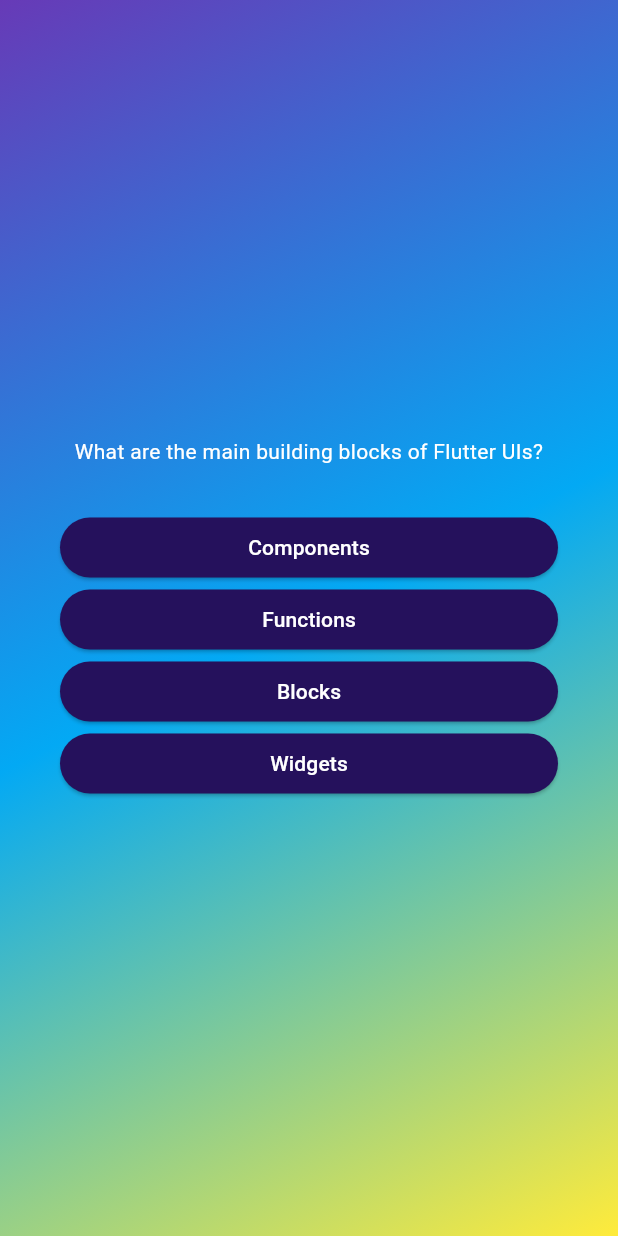
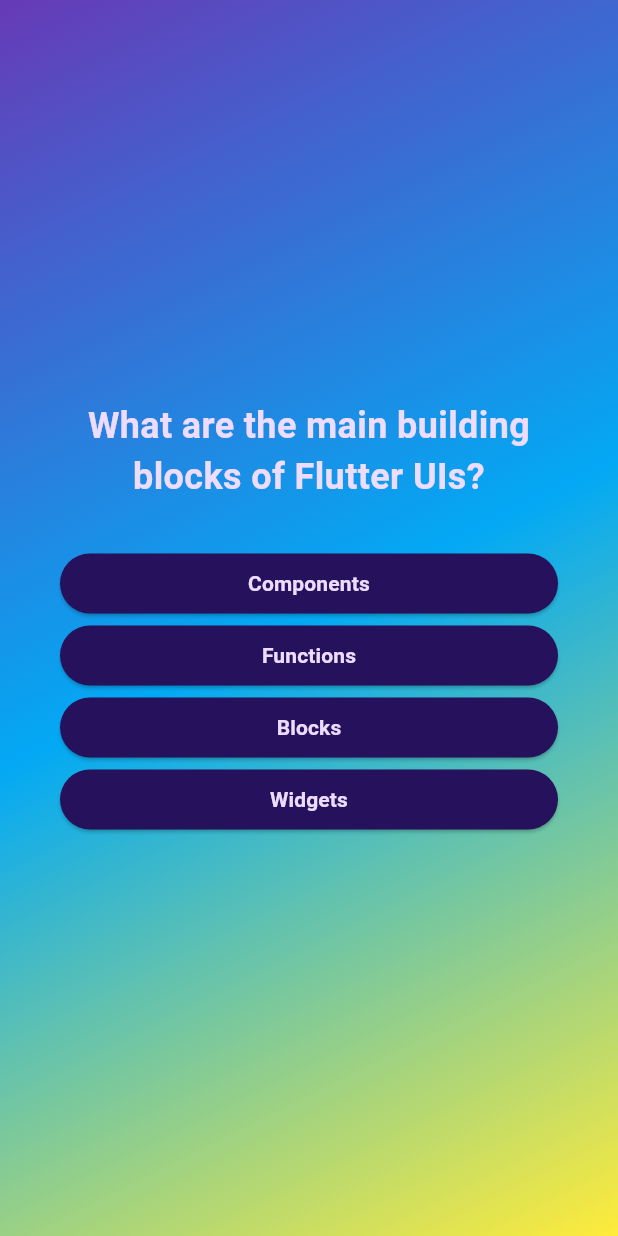
Before and after one commit to shihyuchou621/flutter_adv_basics, a Flutter app: the screen it shows after launch, after a tap on "Start Quiz", on a phone screen of 412 x 824 dp. Run offline on Flutter 3.47's test engine with Material 3 defaults, Android fonts, the phone set to English and light mode, and no system bars; our stand-ins replace google_fonts; Roboto replaces fonts that are missing (Labrada).

```diff
--- a/lib/models/answer_button.dart
+++ b/lib/models/answer_button.dart
@@ -1,4 +1,5 @@
 import 'package:flutter/material.dart';
+import 'package:google_fonts/google_fonts.dart';
 
 class AnswerButton extends StatelessWidget {
   // 非命名參數：使用時要按照順序指定參數值
@@ -24,12 +25,18 @@ class AnswerButton extends StatelessWidget {
           horizontal: 40,
         ),
         backgroundColor: const Color.fromARGB(255, 37, 17, 92),
-        foregroundColor: Colors.white, // 字體顏色
+        foregroundColor: Colors.white, // 字體顏色（會被下面的child中的style蓋過）
         shape: RoundedRectangleBorder(
-          borderRadius: BorderRadius.circular(20),
+          borderRadius: BorderRadius.circular(40),
         ),
       ),
-      child: Text(answerText),
+      child: Text(
+        answerText,
+        textAlign: TextAlign.center,
+        style: GoogleFonts.labrada(
+            color: const Color.fromARGB(255, 238, 220, 255),
+            fontWeight: FontWeight.bold),
+      ),
     );
   }
 }
--- a/lib/questions_screen.dart
+++ b/lib/questions_screen.dart
@@ -2,11 +2,14 @@ import 'package:adv_basics/data/questions.dart';
 import 'package:flutter/material.dart';
 
 import 'package:adv_basics/models/answer_button.dart';
+import 'package:google_fonts/google_fonts.dart';
 
 // 定義一個 StatefulWidget（可在生命週期內改變狀態）
 class QuestionsScreen extends StatefulWidget {
   // 使用 const 關鍵字來創建一個不可變的 widget
-  const QuestionsScreen({super.key});
+  const QuestionsScreen({super.key, required this.onSelectAnswer});
+
+  final void Function(String answer) onSelectAnswer;
 
   // 覆寫 createState 方法來創建這個 widget 的狀態並返回一個新的 _QuestionsScreenState 實例
   @override
@@ -43,8 +46,10 @@ class _QuestionsScreenState extends State<QuestionsScreen> {
           children: [
             Text(
               currentQuestion.text,
-              style: const TextStyle(
-                color: Colors.white,
+              style: GoogleFonts.labrada(
+                color: const Color.fromARGB(255, 238, 220, 255),
+                fontSize: 24,
+                fontWeight: FontWeight.bold,
               ),
               textAlign: TextAlign.center,
             ),
--- a/lib/quiz.dart
+++ b/lib/quiz.dart
@@ -6,32 +6,40 @@ class Quiz extends StatefulWidget {
   const Quiz({super.key});
 
   @override
+  // createState 方法返回一個 State 物件，這個物件包含了 Quiz 的狀態
   State<Quiz> createState() {
     return _QuizState();
   }
 }
 
+// _QuizState 類別包含了 Quiz 的狀態
 class _QuizState extends State<Quiz> {
+  final List<String> selectedAnswers = [];
   var activeScreen = 'start-screen';
 
-  switchScreen() {
+  void switchScreen() {
     setState(() {
       activeScreen = 'questions-screen';
     });
   }
 
+  void chooseAnswer(String answer) {
+    selectedAnswers.add(answer);
+  }
+
   @override
+  // build 方法返回一個 Widget，這個 Widget 描述了 UI 應該如何顯示
   Widget build(context) {
-    // final screenWidget = activeScreen == 'start-screen'
-    //     ? StartScreen(switchScreen)
-    //     : const QuestionsScreen();
-
+    // 根據 activeScreen 的值，選擇要顯示的 Widget
     Widget screenWidget = StartScreen(switchScreen);
 
     if (activeScreen == 'questions-screen') {
-      screenWidget = const QuestionsScreen();
+      screenWidget = QuestionsScreen(
+        onSelectAnswer: chooseAnswer,
+      );
     }
 
+    // MaterialApp 是一個應用程式的根 Widget，它包含了一些共享的設定，如主題
     return MaterialApp(
       home: Scaffold(
         body: Container(
--- a/lib/start_screen.dart
+++ b/lib/start_screen.dart
@@ -1,5 +1,6 @@
 import 'package:flutter/material.dart';
 import 'package:flutter/widgets.dart';
+import 'package:google_fonts/google_fonts.dart';
 
 class StartScreen extends StatelessWidget {
   const StartScreen(this.startQuiz, {super.key});
@@ -25,10 +26,10 @@ class StartScreen extends StatelessWidget {
           //   ),
           // ),
           const SizedBox(height: 80),
-          const Text(
+          Text(
             'Let\'s start the quiz!',
-            style: TextStyle(
-              color: Colors.white,
+            style: GoogleFonts.labrada(
+              color: const Color.fromARGB(255, 238, 220, 255),
               fontSize: 24,
             ),
           ),
--- a/pubspec.yaml
+++ b/pubspec.yaml
@@ -35,6 +35,7 @@ dependencies:
   # The following adds the Cupertino Icons font to your application.
   # Use with the CupertinoIcons class for iOS style icons.
   cupertino_icons: ^1.0.6
+  google_fonts: ^6.2.1
 
 dev_dependencies:
   flutter_test:
```
Also changed, not shown: pubspec.lock, 1 other file.
